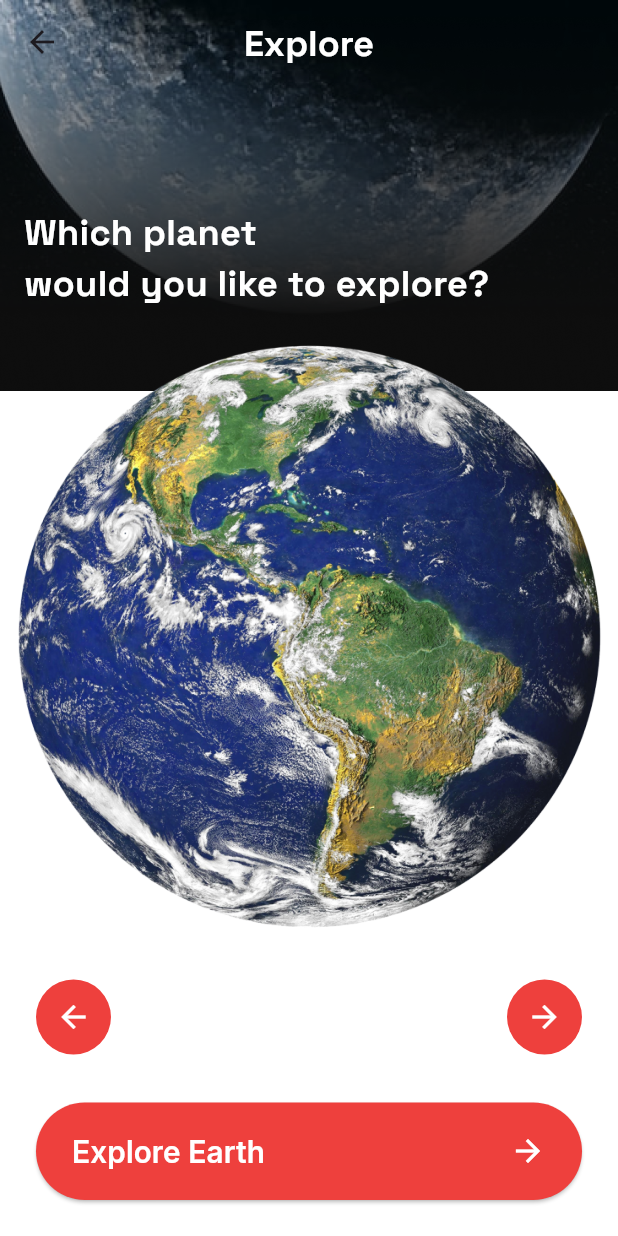
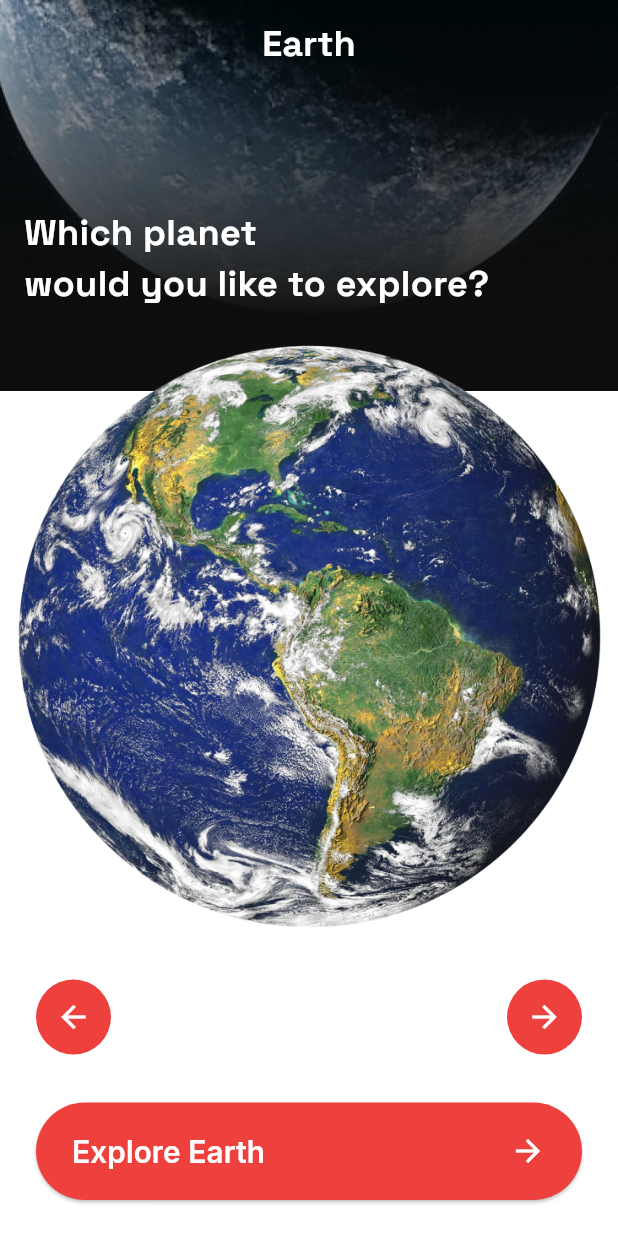
Before and after one commit to AhmedWalied26/Space_App, a Flutter app: the ExploreView screen opened by its route, on a phone screen of 412 x 824 dp. Run offline on Flutter 3.47's test engine with Material 3 defaults, Android fonts, the phone set to English and light mode, and no system bars.

```diff
--- a/lib/views/explore_view.dart
+++ b/lib/views/explore_view.dart
@@ -6,7 +6,7 @@ import 'package:space_app/widgets/planet_navigation.dart';
 import 'package:space_app/widgets/planet_page_view.dart';
 
 class ExploreView extends StatefulWidget {
-  ExploreView({super.key});
+  const ExploreView({super.key});
 
   static const routePath = 'exploreView';
 
@@ -41,7 +41,11 @@ class _ExploreViewState extends State<ExploreView> {
         ),
       ),
       child: Scaffold(
-        appBar: CustomAppbar(),
+        appBar: CustomAppbar(
+          title: 'Which planet\nwould you like to explore?',
+
+          height: 150,
+        ),
         backgroundColor: Colors.transparent,
         body: Column(
           children: [
--- a/lib/widgets/custom_appbar.dart
+++ b/lib/widgets/custom_appbar.dart
@@ -2,18 +2,42 @@ import 'package:flutter/material.dart';
 import 'package:space_app/core/app_colors.dart';
 
 class CustomAppbar extends StatelessWidget implements PreferredSizeWidget {
-  const CustomAppbar({super.key});
+  final String title;
+  final double height;
+  final bool hasLeading;
+  const CustomAppbar({
+    super.key,
+    required this.title,
+    this.height = 150,
+    this.hasLeading = false,
+  });
 
   @override
-  Size get preferredSize => const Size.fromHeight(kToolbarHeight + 150);
+  Size get preferredSize => Size.fromHeight(kToolbarHeight + height);
 
   @override
   Widget build(BuildContext context) {
     return AppBar(
+      scrolledUnderElevation: 0,
+      leading: hasLeading
+          ? Padding(
+              padding: const EdgeInsets.only(left: 16),
+              child: CircleAvatar(
+                backgroundColor: AppColors.red,
+                child: IconButton(
+                  onPressed: () {
+                    Navigator.pop(context);
+                  },
+                  icon: Icon(Icons.arrow_back),
+                  color: AppColors.white,
+                ),
+              ),
+            )
+          : SizedBox(),
       backgroundColor: Colors.transparent,
       centerTitle: true,
       title: Text(
-        'Explore',
+        'Earth',
         style: TextStyle(
           fontSize: 24,
           color: AppColors.white,
@@ -27,7 +51,7 @@ class CustomAppbar extends StatelessWidget implements PreferredSizeWidget {
           alignment: .topStart,
           margin: EdgeInsets.only(left: 16),
           child: Text(
-            'Which planet\nwould you like to explore?',
+            title,
             style: TextStyle(
               fontWeight: FontWeight.w700,
               fontFamily: 'SpaceGrotesk',
--- a/lib/widgets/custom_button.dart
+++ b/lib/widgets/custom_button.dart
@@ -1,6 +1,6 @@
 import 'package:flutter/material.dart';
 import 'package:space_app/core/app_colors.dart';
-import 'package:space_app/views/explore_view.dart';
+import 'package:space_app/views/details_view.dart';
 
 class CustomButton extends StatelessWidget {
   const CustomButton({super.key, required this.title});
@@ -11,7 +11,7 @@ class CustomButton extends StatelessWidget {
       padding: const EdgeInsets.all(24),
       child: ElevatedButton(
         onPressed: () {
-          Navigator.pushNamed(context, ExploreView.routePath);
+          Navigator.pushNamed(context, DetailsView.routePath);
         },
         style: ElevatedButton.styleFrom(backgroundColor: AppColors.red),
         child: Padding(
--- a/pubspec.yaml
+++ b/pubspec.yaml
@@ -77,7 +77,7 @@ flutter:
     - family: SpaceGrotesk
       fonts:
         - asset: assets/fonts/SpaceGrotesk-Bold.ttf
-        # - asset: fonts/Schyler-Italic.ttf
+        - asset: assets/fonts/SpaceGrotesk-Light.ttf
           # style: italic
     - family: Inter
       fonts:
```
Also changed, not shown: lib/core/app_strings.dart (added, +89 -0 lines), lib/views/details_view.dart (+54 -2 lines), lib/widgets/text_details.dart (added, +30 -0 lines), assets/fonts/SpaceGrotesk-Light.ttf (added), assets/images/bg_appbar2.png (added).
